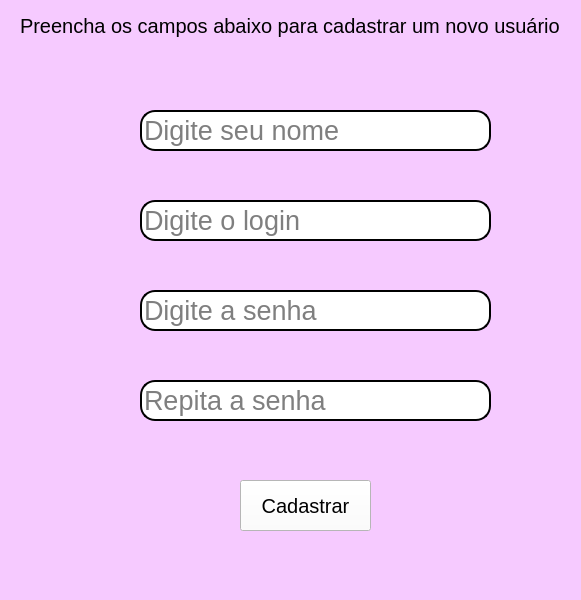
Old version of the form tela_cadastro.ui in the repository paulameg/TEI-projeto_final.
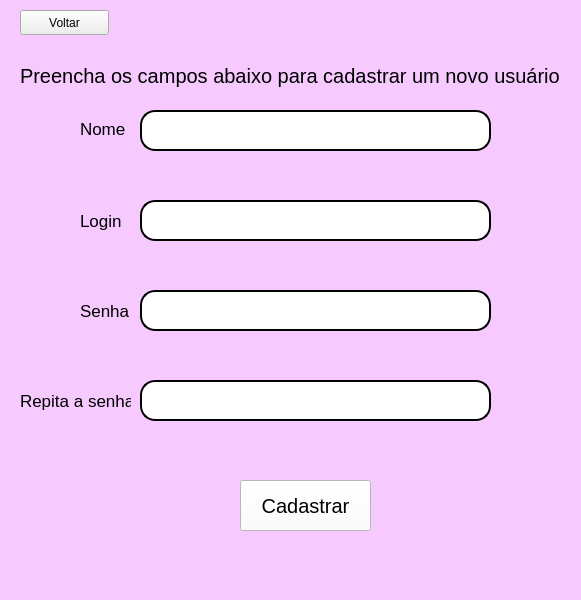
New version of the form.

```diff
--- a/tela_cadastro.ui
+++ b/tela_cadastro.ui
@@ -21,7 +21,7 @@
     <property name="geometry">
      <rect>
       <x>20</x>
-      <y>10</y>
+      <y>60</y>
       <width>561</width>
       <height>31</height>
      </rect>
@@ -62,7 +62,7 @@
      <string/>
     </property>
     <property name="placeholderText">
-     <string>Digite seu nome </string>
+     <string/>
     </property>
     <property name="clearButtonEnabled">
      <bool>false</bool>
@@ -92,7 +92,7 @@
      <string/>
     </property>
     <property name="placeholderText">
-     <string>Digite o login</string>
+     <string/>
     </property>
    </widget>
    <widget class="QLineEdit" name="lineEdit_3">
@@ -122,7 +122,7 @@
      <enum>QLineEdit::Password</enum>
     </property>
     <property name="placeholderText">
-     <string>Digite a senha</string>
+     <string/>
     </property>
    </widget>
    <widget class="QLineEdit" name="lineEdit_4">
@@ -152,7 +152,7 @@
      <enum>QLineEdit::Password</enum>
     </property>
     <property name="placeholderText">
-     <string>Repita a senha</string>
+     <string/>
     </property>
    </widget>
    <widget class="QPushButton" name="pushButton">
@@ -176,6 +176,112 @@
      <string>Cadastrar</string>
     </property>
    </widget>
+   <widget class="QLabel" name="label_2">
+    <property name="geometry">
+     <rect>
+      <x>80</x>
+      <y>120</y>
+      <width>51</width>
+      <height>17</height>
+     </rect>
+    </property>
+    <property name="font">
+     <font>
+      <pointsize>13</pointsize>
+     </font>
+    </property>
+    <property name="text">
+     <string>Nome</string>
+    </property>
+   </widget>
+   <widget class="QLabel" name="label_3">
+    <property name="geometry">
+     <rect>
+      <x>80</x>
+      <y>210</y>
+      <width>51</width>
+      <height>21</height>
+     </rect>
+    </property>
+    <property name="font">
+     <font>
+      <pointsize>13</pointsize>
+     </font>
+    </property>
+    <property name="text">
+     <string>Login</string>
+    </property>
+   </widget>
+   <widget class="QLabel" name="label_4">
+    <property name="geometry">
+     <rect>
+      <x>80</x>
+      <y>300</y>
+      <width>51</width>
+      <height>21</height>
+     </rect>
+    </property>
+    <property name="font">
+     <font>
+      <pointsize>13</pointsize>
+     </font>
+    </property>
+    <property name="text">
+     <string>Senha</string>
+    </property>
+   </widget>
+   <widget class="QLabel" name="label_5">
+    <property name="geometry">
+     <rect>
+      <x>20</x>
+      <y>390</y>
+      <width>111</width>
+      <height>21</height>
+     </rect>
+    </property>
+    <property name="font">
+     <font>
+      <pointsize>13</pointsize>
+     </font>
+    </property>
+    <property name="text">
+     <string>Repita a senha</string>
+    </property>
+   </widget>
+   <widget class="QPushButton" name="pushButton_3">
+    <property name="geometry">
+     <rect>
+      <x>20</x>
+      <y>10</y>
+      <width>89</width>
+      <height>25</height>
+     </rect>
+    </property>
+    <property name="styleSheet">
+     <string notr="true">background-color: rgb(238, 238, 236);</string>
+    </property>
+    <property name="text">
+     <string>Voltar</string>
+    </property>
+   </widget>
+   <widget class="QLabel" name="label_6">
+    <property name="geometry">
+     <rect>
+      <x>160</x>
+      <y>440</y>
+      <width>381</width>
+      <height>31</height>
+     </rect>
+    </property>
+    <property name="font">
+     <font>
+      <pointsize>15</pointsize>
+     </font>
+    </property>
+    <property name="text">
+     <string/>
+    </property>
+   </widget>
   </widget>
   <widget class="QMenuBar" name="menubar">
    <property name="geometry">
```
Left out of the diff: 2 changed lines with no effect on the pictures.
